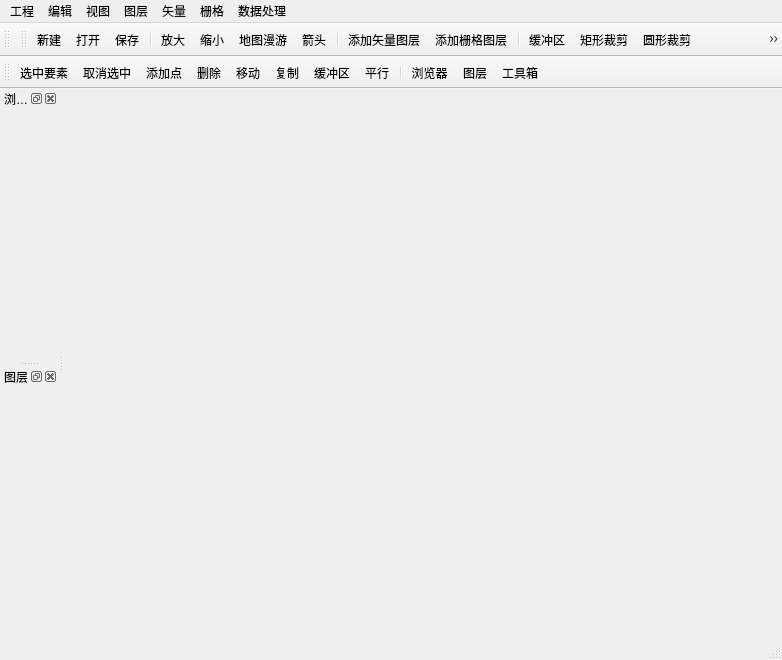
Old version of the form CUGGIS.ui in the repository Reee-wq/CUGGIS.
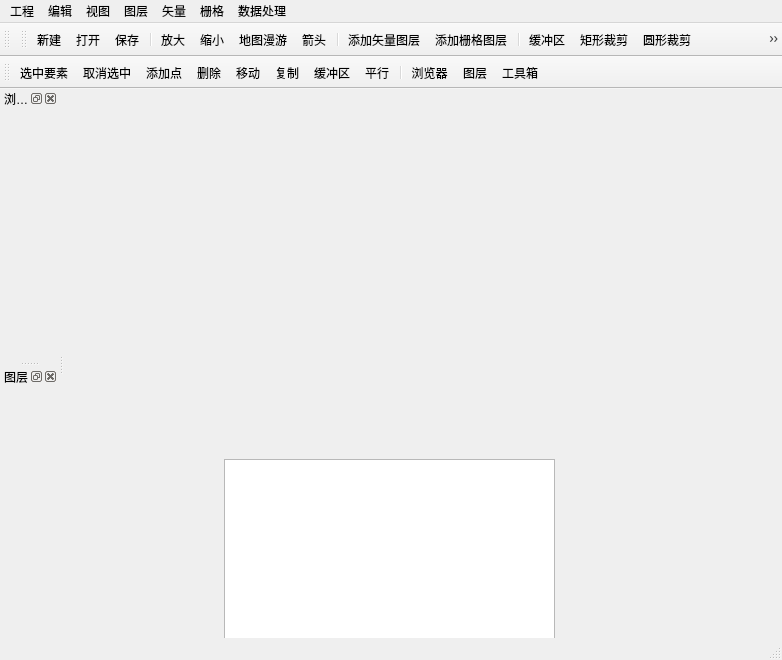
New version of the form. Icons and pictures are not drawn.

Commit message: 在CUGGGIS.ui写了一个GraphicView用来承载C4.5，但是没写出来。

Diff of the .ui file:
```diff
--- a/CUGGIS.ui
+++ b/CUGGIS.ui
@@ -13,7 +13,18 @@
   <property name="windowTitle">
    <string>CUGGIS</string>
   </property>
-  <widget class="QWidget" name="centralWidget"/>
+  <widget class="QWidget" name="centralWidget">
+   <widget class="QGraphicsView" name="jctreeView">
+    <property name="geometry">
+     <rect>
+      <x>160</x>
+      <y>370</y>
+      <width>331</width>
+      <height>181</height>
+     </rect>
+    </property>
+   </widget>
+  </widget>
   <widget class="QMenuBar" name="menuBar">
    <property name="geometry">
     <rect>
```
Left out of the diff: 6 changed lines with no effect on the pictures. The commit also changes 16 other files.
